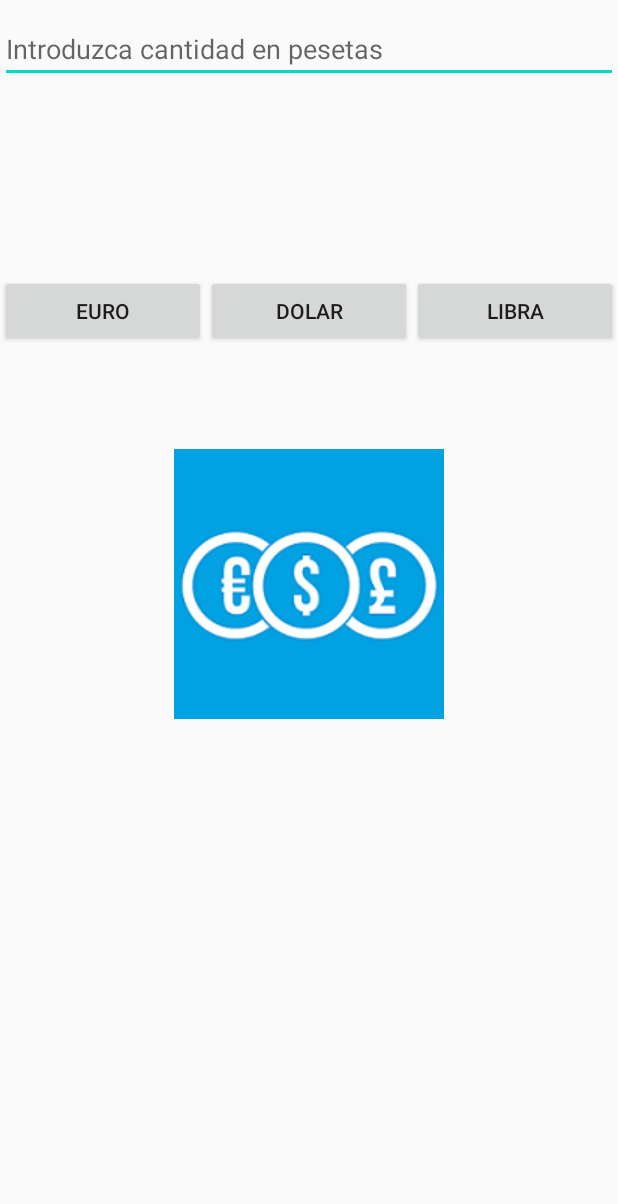
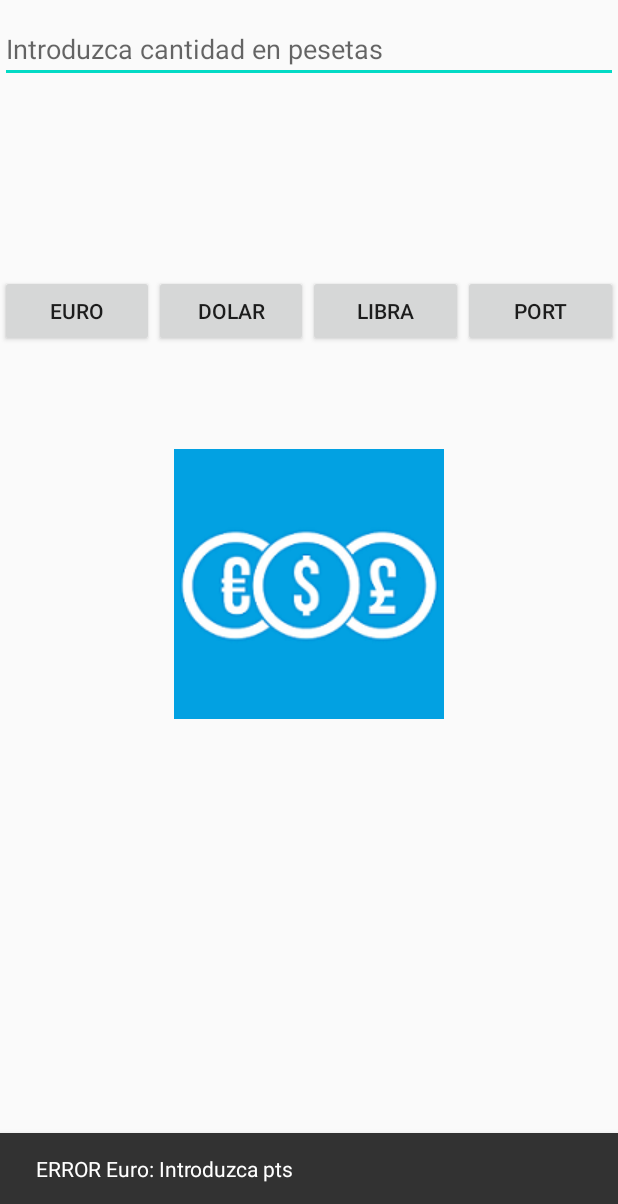
Before and after one commit to lionel-ict/android-myDinero, an Android app: the screen it shows after launch (MainActivity), after a tap on "EURO", on a phone screen of 412 x 824 dp, the part 32-1236 px from its top. Run offline under Robolectric (Android 15) with nearby library versions, the light colour scheme and no system bars.

Commit message:
Added data persistence when orientation changes. Added 'PORT' button to lock orientation to portrait. Toast messages changed to Snack messages.

```diff
--- a/app/build.gradle
+++ b/app/build.gradle
@@ -25,10 +25,11 @@ android {
 
 dependencies {
     implementation fileTree(dir: 'libs', include: ['*.jar'])
-
     implementation 'androidx.appcompat:appcompat:1.0.2'
     implementation 'androidx.constraintlayout:constraintlayout:1.1.3'
     testImplementation 'junit:junit:4.12'
     androidTestImplementation 'androidx.test.ext:junit:1.1.1'
     androidTestImplementation 'androidx.test.espresso:espresso-core:3.2.0'
+    implementation 'com.google.android.material:material:1.0.0'
+    implementation 'com.google.android.material:material:1.1.0'
 }
--- a/app/src/main/java/com/liotaal/mydinero2/MainActivity.java
+++ b/app/src/main/java/com/liotaal/mydinero2/MainActivity.java
@@ -1,5 +1,7 @@
 package com.liotaal.mydinero2;
 
+import android.annotation.SuppressLint;
+import android.content.pm.ActivityInfo;
 import android.os.Bundle;
 import androidx.appcompat.app.AppCompatActivity;
 import android.view.Gravity;
@@ -12,12 +14,14 @@ import android.widget.ProgressBar;
 import android.widget.TextView;
 import android.widget.Toast;
 import android.content.Context;
+import com.google.android.material.snackbar.Snackbar;
 
 public class MainActivity extends AppCompatActivity {
 
     private EditText mInput;
     private TextView mTextEuro, mTextDolar, mTextLibra;
     private Button mBotonEuro, mBotonDolar, mBotonLibra;
+    private Button mBotonPort;
     private ProgressBar mBar;
     private ImageView mImagen;
 
@@ -26,6 +30,10 @@ public class MainActivity extends AppCompatActivity {
         super.onCreate(savedInstanceState);
         setContentView(R.layout.activity_main);
 
+        // Automatic orientation
+        setRequestedOrientation(ActivityInfo.SCREEN_ORIENTATION_FULL_SENSOR);
+
+        // Visual components of the interface
         mInput = (EditText) findViewById(R.id.editDinero);
         mTextEuro = (TextView) findViewById(R.id.textEuro);
         mTextDolar = (TextView) findViewById(R.id.textDolar);
@@ -33,19 +41,23 @@ public class MainActivity extends AppCompatActivity {
         mBotonEuro = (Button) findViewById(R.id.botonEuro);
         mBotonDolar = (Button) findViewById(R.id.botonDolar);
         mBotonLibra = (Button) findViewById(R.id.botonLibra);
+        mBotonPort = (Button) findViewById(R.id.botonPort);
         mBar = (ProgressBar) findViewById(R.id.barra);
         mImagen = (ImageView) findViewById(R.id.imagen);
+
+        // Listeners and events
 
         mBotonEuro.setOnClickListener(new View.OnClickListener() {
             public void onClick(View arg0) {
                 if (mInput.getText().length()==0) {
-                    mostrarBrindis("ERROR Euro: Introduzca pts");
+                    //mostrarBrindis("ERROR Euro: Introduzca pts");
+                    mostrarSnack(arg0, "ERROR Euro: Introduzca pts");
                 }
                 else{
                     mTextEuro.setText(String.format("%1$,.2f",Double.parseDouble(String.valueOf(mInput.getText())) /
                             166.386) + "€");
                     mBar.setVisibility(View.VISIBLE);
-                    ocultarTeclado();
+                    hideKeyboard();
                 }
             }
         });
@@ -53,13 +65,14 @@ public class MainActivity extends AppCompatActivity {
         mBotonDolar.setOnClickListener(new View.OnClickListener() {
             public void onClick(View arg0) {
                 if (mInput.getText().length()==0) {
-                    mostrarBrindis("ERROR Dolar: Introduzca pts");
+                    //mostrarBrindis("ERROR Dolar: Introduzca pts");
+                    mostrarSnack(arg0, "ERROR Dolar: Introduzca pts");
                 }
                 else{
                     mTextDolar.setText(String.format("%1$,.2f",Double.parseDouble(String.valueOf(mInput.getText()))
                             / 166.386 / 0.93) + "$");
                     mBar.setVisibility(View.VISIBLE);
-                    ocultarTeclado();
+                    hideKeyboard();
                 }
             }
         });
@@ -67,16 +80,26 @@ public class MainActivity extends AppCompatActivity {
         mBotonLibra.setOnClickListener(new View.OnClickListener() {
             public void onClick(View arg0) {
                 if (mInput.getText().length()==0) {
-                    mostrarBrindis("ERROR Libra: Introduzca pts");
+                    //mostrarBrindis("ERROR Libra: Introduzca pts");
+                    mostrarSnack(arg0, "ERROR Libra: Introduzca pts");
                 }
                 else{
                     mTextLibra.setText(String.format("%1$,.2f",Double.parseDouble(String.valueOf(mInput.getText())) /
                             166.386 / 1.14) + "£");
                     mBar.setVisibility(View.VISIBLE);
-                    ocultarTeclado();
+                    hideKeyboard();
                 }
             }
         });
+
+        mBotonPort.setOnClickListener(new View.OnClickListener() {
+            @SuppressLint("SourceLockedOrientationActivity")
+            public void onClick(View arg0) {
+                // Portrait orientation
+                setRequestedOrientation(ActivityInfo.SCREEN_ORIENTATION_PORTRAIT);
+            }
+        });
+
 
         mImagen.setOnClickListener(new View.OnClickListener() {
             public void onClick(View arg0) {
@@ -85,18 +108,44 @@ public class MainActivity extends AppCompatActivity {
                 mTextDolar.setText("");
                 mTextLibra.setText("");
                 mBar.setVisibility(View.INVISIBLE);
-                ocultarTeclado();
+                hideKeyboard();
+
+                // Automatic orientation
+                setRequestedOrientation(ActivityInfo.SCREEN_ORIENTATION_FULL_SENSOR);
             }
         });
     }
 
+    @Override
+    public void onSaveInstanceState(Bundle savedInstanceState) {
+        savedInstanceState.putString("INPUT", mInput.getText().toString());
+        savedInstanceState.putString("EURO", mTextEuro.getText().toString());
+        savedInstanceState.putString("DOLAR", mTextDolar.getText().toString());
+        savedInstanceState.putString("LIBRA", mTextLibra.getText().toString());
+        super.onSaveInstanceState(savedInstanceState);
+    }
+    @Override
+    public void onRestoreInstanceState(Bundle savedInstanceState) {
+        super.onRestoreInstanceState(savedInstanceState);
+        mInput.setText(savedInstanceState.getString("INPUT"));
+        mTextEuro.setText(savedInstanceState.getString("EURO"));
+        mTextDolar.setText(savedInstanceState.getString("DOLAR"));
+        mTextLibra.setText(savedInstanceState.getString("LIBRA"));
+    }
+
+    private void mostrarSnack(View v, String msg) {
+        hideKeyboard();
+        Snackbar.make(v, msg, Snackbar.LENGTH_LONG).show();
+    }
+
     private void mostrarBrindis(String msg) {
-        ocultarTeclado();
+        hideKeyboard();
         Toast toast = Toast.makeText(MainActivity.this, msg, Toast.LENGTH_SHORT);
         toast.setGravity(Gravity.CENTER, 0, 0);
         toast.show();
     }
-    private void ocultarTeclado() {
+
+    private void hideKeyboard() {
         InputMethodManager imm = (InputMethodManager)
                 getSystemService(Context.INPUT_METHOD_SERVICE);
         imm.hideSoftInputFromWindow(mInput.getWindowToken(), 0);
--- a/app/src/main/res/layout/activity_main.xml
+++ b/app/src/main/res/layout/activity_main.xml
@@ -94,6 +94,13 @@
             android:layout_weight="1"
             android:text="LIBRA" />
 
+        <Button
+            android:id="@+id/botonPort"
+            android:layout_width="wrap_content"
+            android:layout_height="wrap_content"
+            android:layout_weight="1"
+            android:text="PORT" />
+
     </LinearLayout>
 
     <Space
```
